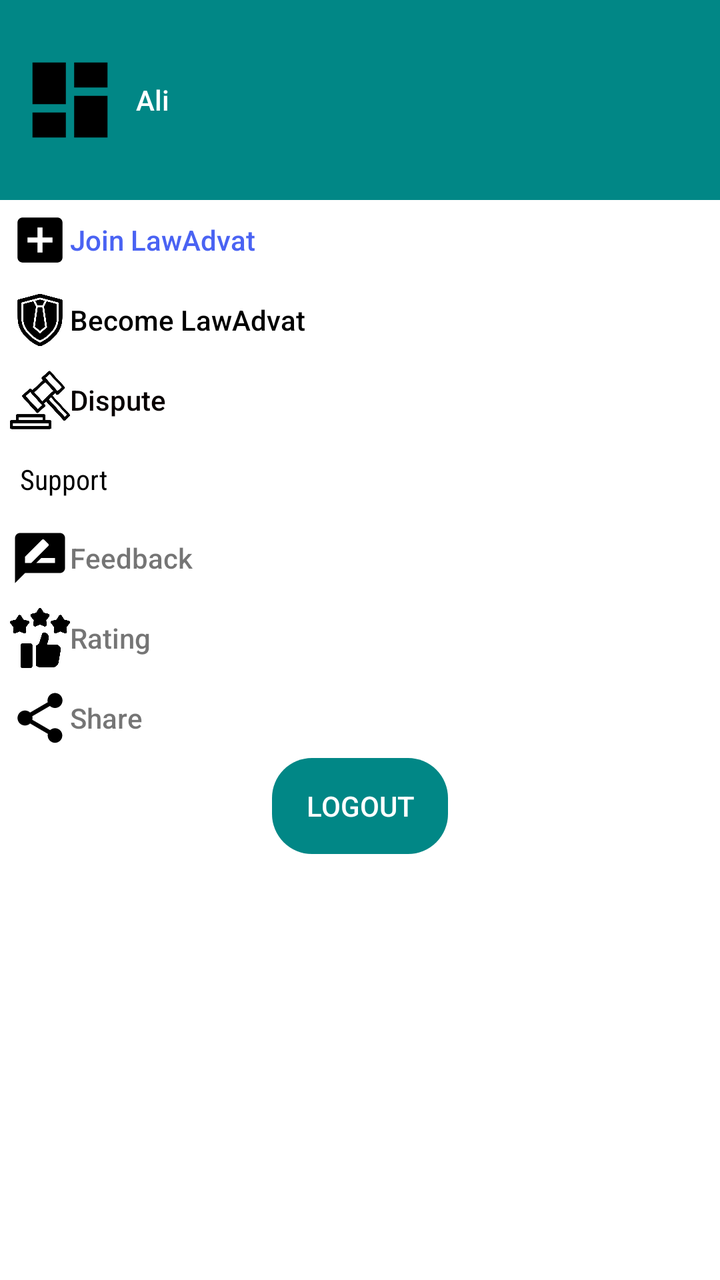
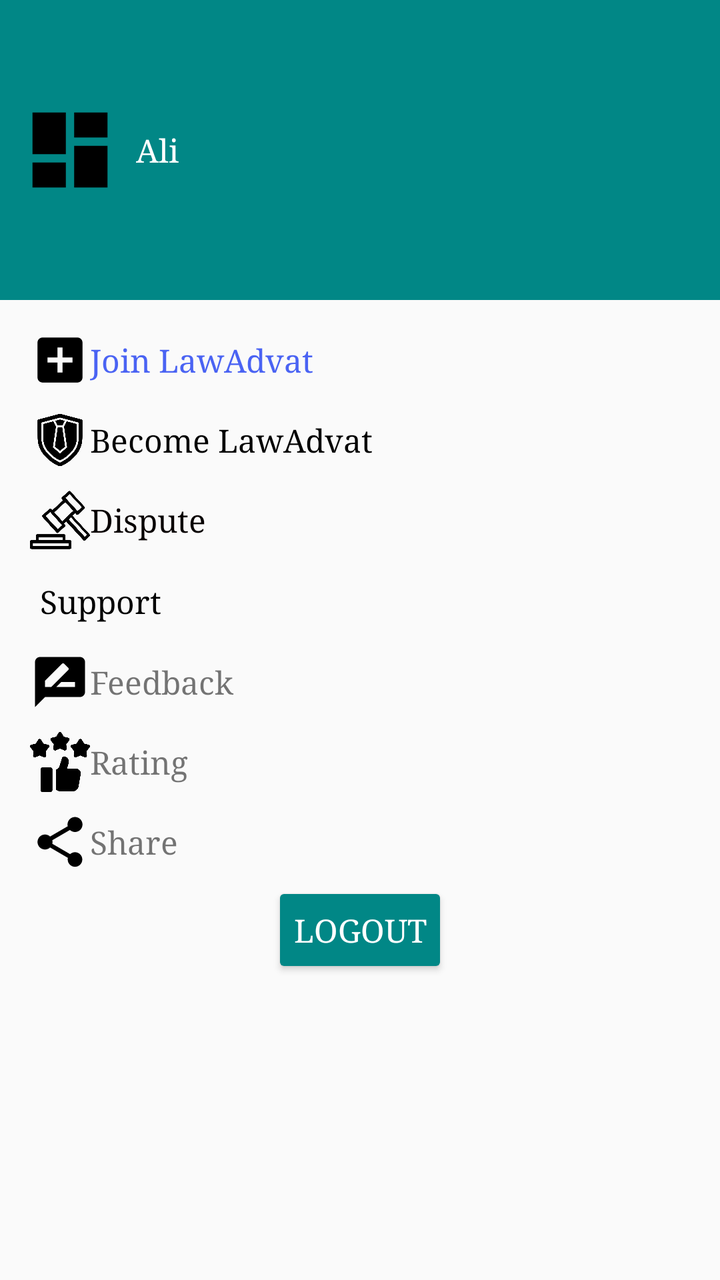

Compare the two renders of this Android layout. The source of the first and the diff that turns it into the second are given below.
<!-- AndroidManifest.xml: application theme Theme.LawAdvat -->
<!-- res/layout/fragment_setting.xml -->
<?xml version="1.0" encoding="utf-8"?>
<LinearLayout xmlns:android="http://schemas.android.com/apk/res/android"
    xmlns:app="http://schemas.android.com/apk/res-auto"
    xmlns:tools="http://schemas.android.com/tools"
    android:layout_width="match_parent"
    android:layout_height="match_parent"
    android:orientation="vertical"
    tools:context=".ui.setting.Setting">
    <LinearLayout
        android:layout_width="match_parent"
        android:layout_height="100dp"
        android:background="@color/teal_700">
        <LinearLayout
            android:layout_width="wrap_content"
            android:layout_height="wrap_content"
            android:layout_gravity="center"
            android:layout_marginLeft="10dp"
            android:orientation="horizontal"
            >

            <ImageView
                android:id="@+id/profile_setting"
                android:layout_width="50dp"
                android:layout_height="50dp"
                android:src="@drawable/ic_dashboard_black_24dp"
                app:layout_constraintBottom_toBottomOf="parent"
                app:layout_constraintStart_toStartOf="parent"
                app:layout_constraintTop_toTopOf="parent" />

            <TextView
                android:id="@+id/display_name_setting"
                android:layout_width="wrap_content"
                android:layout_height="wrap_content"
                android:layout_marginStart="8dp"
                android:text="Ali"
                android:layout_gravity="center"
                android:fontFamily="sans-serif-medium"
                android:textColor="@color/white"
                app:layout_constraintBottom_toBottomOf="parent"
                app:layout_constraintStart_toEndOf="@+id/profile_setting"
                app:layout_constraintTop_toTopOf="@+id/profile_setting" />
        </LinearLayout>
    </LinearLayout>
    <ScrollView
        android:layout_width="match_parent"
        android:layout_height="match_parent">
        <LinearLayout
            android:layout_width="match_parent"
            android:layout_height="wrap_content"
            android:orientation="vertical">
    <LinearLayout
        android:id="@+id/join"
        android:layout_width="match_parent"
        android:layout_height="wrap_content"
        android:padding="05dp"
        android:orientation="horizontal">

        <ImageView
            android:layout_width="30dp"
            android:layout_height="30dp"
            app:srcCompat="@drawable/baseline_add_box_24" />
        <TextView
            android:layout_width="wrap_content"
            android:layout_height="wrap_content"
            android:text="Join LawAdvat"
            android:textColor="#4A63F3"
            android:fontFamily="sans-serif-medium"
            android:layout_gravity="center"/>
    </LinearLayout>
    <LinearLayout
        android:id="@+id/become"
        android:padding="05dp"
        android:layout_width="match_parent"
        android:layout_height="wrap_content"
        android:orientation="horizontal">

        <ImageView
            android:layout_width="30dp"
            android:layout_height="30dp"
            app:srcCompat="@drawable/lawyer" />
        <TextView
            android:layout_width="wrap_content"
            android:layout_height="wrap_content"
            android:text="Become LawAdvat"
            android:textColor="@color/black"
            android:fontFamily="sans-serif-medium"
            android:layout_gravity="center"/>
    </LinearLayout>

    <LinearLayout
        android:id="@+id/complain"
        android:padding="05dp"
        android:layout_width="match_parent"
        android:layout_height="wrap_content"
        android:orientation="horizontal">

        <ImageView
            android:layout_width="30dp"
            android:layout_height="30dp"
            app:srcCompat="@drawable/dispute" />
        <TextView
            android:layout_width="wrap_content"
            android:layout_height="wrap_content"
            android:text="Dispute"
            android:textColor="#070000"
            android:fontFamily="sans-serif-medium"
            android:layout_gravity="center"/>
    </LinearLayout>
            <TextView
                android:layout_margin="10dp"
                android:layout_width="wrap_content"
                android:layout_height="wrap_content"
                android:text="Support"
                android:textColor="@color/black"
                android:fontFamily="sans-serif-condensed"/>
    <LinearLayout
        android:id="@+id/feedback"
        android:layout_width="match_parent"
        android:layout_height="wrap_content"
        android:padding="05dp"
        android:orientation="horizontal">

        <ImageView
            android:layout_width="30dp"
            android:layout_height="30dp"
            app:srcCompat="@drawable/baseline_rate_review_24" />
        <TextView
            android:layout_width="wrap_content"
            android:layout_height="wrap_content"
            android:text="Feedback"
            android:fontFamily="sans-serif-medium"
            android:layout_gravity="center"/>
    </LinearLayout>
    <LinearLayout
        android:id="@+id/rating"
        android:layout_width="match_parent"
        android:layout_height="wrap_content"
        android:padding="05dp"
        android:orientation="horizontal">

        <ImageView
            android:layout_width="30dp"
            android:layout_height="30dp"
            app:srcCompat="@drawable/rating" />
        <TextView
            android:layout_width="wrap_content"
            android:layout_height="wrap_content"
            android:text="Rating"
            android:fontFamily="sans-serif-medium"
            android:layout_gravity="center"/>
    </LinearLayout>
    <LinearLayout
        android:id="@+id/share"
        android:layout_width="match_parent"
        android:layout_height="wrap_content"
        android:padding="05dp"
        android:orientation="horizontal">

        <ImageView
            android:layout_width="30dp"
            android:layout_height="30dp"
            app:srcCompat="@drawable/baseline_share_24" />
        <TextView
            android:layout_width="wrap_content"
            android:layout_height="wrap_content"
            android:text="Share"
            android:fontFamily="sans-serif-medium"
            android:layout_gravity="center"/>
    </LinearLayout>
            <androidx.appcompat.widget.AppCompatButton
                android:layout_width="wrap_content"
                android:layout_height="wrap_content"
                android:backgroundTint="@color/teal_700"
                android:background="@drawable/buttonradius"
                android:id="@+id/logout"
                android:text="logout"
                android:textColor="@color/white"
                android:layout_gravity="center"/>
        </LinearLayout>
    </ScrollView>
</LinearLayout>
<!-- resources referenced by this layout -->
<resources>
  <color name="black">#FF000000</color>
  <color name="teal_700">#FF018786</color>
  <color name="white">#FFFFFFFF</color>
  <!-- drawable baseline_add_box_24 (drawable) -->
  <vector android:height="24dp" android:tint="#000000"
      android:viewportHeight="24" android:viewportWidth="24"
      android:width="24dp" xmlns:android="http://schemas.android.com/apk/res/android">
      <path android:fillColor="@android:color/white" android:pathData="M19,3L5,3c-1.11,0 -2,0.9 -2,2v14c0,1.1 0.89,2 2,2h14c1.1,0 2,-0.9 2,-2L21,5c0,-1.1 -0.9,-2 -2,-2zM17,13h-4v4h-2v-4L7,13v-2h4L11,7h2v4h4v2z"/>
  </vector>
  <!-- drawable baseline_rate_review_24 (drawable) -->
  <vector android:height="24dp" android:tint="#000000"
      android:viewportHeight="24" android:viewportWidth="24"
      android:width="24dp" xmlns:android="http://schemas.android.com/apk/res/android">
      <path android:fillColor="@android:color/white" android:pathData="M20,2L4,2c-1.1,0 -1.99,0.9 -1.99,2L2,22l4,-4h14c1.1,0 2,-0.9 2,-2L22,4c0,-1.1 -0.9,-2 -2,-2zM6,14v-2.47l6.88,-6.88c0.2,-0.2 0.51,-0.2 0.71,0l1.77,1.77c0.2,0.2 0.2,0.51 0,0.71L8.47,14L6,14zM18,14h-7.5l2,-2L18,12v2z"/>
  </vector>
  <!-- drawable baseline_share_24 (drawable) -->
  <vector android:height="24dp" android:tint="#000000"
      android:viewportHeight="24" android:viewportWidth="24"
      android:width="24dp" xmlns:android="http://schemas.android.com/apk/res/android">
      <path android:fillColor="@android:color/white" android:pathData="M18,16.08c-0.76,0 -1.44,0.3 -1.96,0.77L8.91,12.7c0.05,-0.23 0.09,-0.46 0.09,-0.7s-0.04,-0.47 -0.09,-0.7l7.05,-4.11c0.54,0.5 1.25,0.81 2.04,0.81 1.66,0 3,-1.34 3,-3s-1.34,-3 -3,-3 -3,1.34 -3,3c0,0.24 0.04,0.47 0.09,0.7L8.04,9.81C7.5,9.31 6.79,9 6,9c-1.66,0 -3,1.34 -3,3s1.34,3 3,3c0.79,0 1.5,-0.31 2.04,-0.81l7.12,4.16c-0.05,0.21 -0.08,0.43 -0.08,0.65 0,1.61 1.31,2.92 2.92,2.92 1.61,0 2.92,-1.31 2.92,-2.92s-1.31,-2.92 -2.92,-2.92z"/>
  </vector>
  <!-- drawable buttonradius (drawable) -->
  <?xml version="1.0" encoding="utf-8"?>
  <shape xmlns:android="http://schemas.android.com/apk/res/android">
  <corners
      android:radius="20dp"/>
  </shape>
  <!-- drawable dispute: png bitmap (drawable, 10620 bytes) -->
  <!-- drawable ic_dashboard_black_24dp (drawable) -->
  <vector xmlns:android="http://schemas.android.com/apk/res/android"
      android:width="24dp"
      android:height="24dp"
      android:viewportWidth="24.0"
      android:viewportHeight="24.0">
      <path
          android:fillColor="#FF000000"
          android:pathData="M3,13h8L11,3L3,3v10zM3,21h8v-6L3,15v6zM13,21h8L21,11h-8v10zM13,3v6h8L21,3h-8z" />
  </vector>
  <!-- drawable lawyer: png bitmap (drawable, 16439 bytes) -->
  <!-- drawable rating: png bitmap (drawable, 11939 bytes) -->
  <style name="Theme.LawAdvat" parent="Theme.MaterialComponents.DayNight.DarkActionBar">
          
          <item name="colorPrimary">@color/white</item>
          <item name="colorPrimaryVariant">#FFFFFF</item>
          <item name="colorOnPrimary">#009688</item>
          
          <item name="colorSecondary">@color/teal_200</item>
          <item name="colorSecondaryVariant">@color/teal_700</item>
          <item name="colorOnSecondary">#FFFFFF</item>
          
          <item name="android:statusBarColor">#FFFFFF</item>
          
          <item name="titleTextStyle">@color/black</item>
      </style>
  <color name="teal_200">#FF03DAC5</color>
</resources>

<!-- the commit's change to res/layout/fragment_setting.xml (unified diff, before → after) -->
@@ -8,7 +8,7 @@
     tools:context=".ui.setting.Setting">
     <LinearLayout
         android:layout_width="match_parent"
-        android:layout_height="100dp"
+        android:layout_height="150dp"
         android:background="@color/teal_700">
         <LinearLayout
             android:layout_width="wrap_content"
@@ -43,7 +43,8 @@
     </LinearLayout>
     <ScrollView
         android:layout_width="match_parent"
-        android:layout_height="match_parent">
+        android:layout_height="match_parent"
+        android:padding="10dp">
         <LinearLayout
             android:layout_width="match_parent"
             android:layout_height="wrap_content"
@@ -171,9 +172,9 @@
                 android:layout_width="wrap_content"
                 android:layout_height="wrap_content"
                 android:backgroundTint="@color/teal_700"
-                android:background="@drawable/buttonradius"
                 android:id="@+id/logout"
                 android:text="logout"
+                android:padding="1dp"
                 android:textColor="@color/white"
                 android:layout_gravity="center"/>
         </LinearLayout>
<!-- resource entries referenced after the edit -->
@@ -21,12 +21,6 @@
       android:width="24dp" xmlns:android="http://schemas.android.com/apk/res/android">
       <path android:fillColor="@android:color/white" android:pathData="M18,16.08c-0.76,0 -1.44,0.3 -1.96,0.77L8.91,12.7c0.05,-0.23 0.09,-0.46 0.09,-0.7s-0.04,-0.47 -0.09,-0.7l7.05,-4.11c0.54,0.5 1.25,0.81 2.04,0.81 1.66,0 3,-1.34 3,-3s-1.34,-3 -3,-3 -3,1.34 -3,3c0,0.24 0.04,0.47 0.09,0.7L8.04,9.81C7.5,9.31 6.79,9 6,9c-1.66,0 -3,1.34 -3,3s1.34,3 3,3c0.79,0 1.5,-0.31 2.04,-0.81l7.12,4.16c-0.05,0.21 -0.08,0.43 -0.08,0.65 0,1.61 1.31,2.92 2.92,2.92 1.61,0 2.92,-1.31 2.92,-2.92s-1.31,-2.92 -2.92,-2.92z"/>
   </vector>
-  <!-- drawable buttonradius (drawable) -->
-  <?xml version="1.0" encoding="utf-8"?>
-  <shape xmlns:android="http://schemas.android.com/apk/res/android">
-  <corners
-      android:radius="20dp"/>
-  </shape>
   <!-- drawable dispute: png bitmap (drawable, 10620 bytes) -->
   <!-- drawable ic_dashboard_black_24dp (drawable) -->
   <vector xmlns:android="http://schemas.android.com/apk/res/android"
@@ -40,7 +34,7 @@
   </vector>
   <!-- drawable lawyer: png bitmap (drawable, 16439 bytes) -->
   <!-- drawable rating: png bitmap (drawable, 11939 bytes) -->
-  <style name="Theme.LawAdvat" parent="Theme.MaterialComponents.DayNight.DarkActionBar">
+  <style name="Theme.LawAdvat" parent="Theme.MaterialComponents.DayNight.DarkActionBar.Bridge">
           
           <item name="colorPrimary">@color/white</item>
           <item name="colorPrimaryVariant">#FFFFFF</item>
@@ -52,7 +46,9 @@
           
           <item name="android:statusBarColor">#FFFFFF</item>
           
-          <item name="titleTextStyle">@color/black</item>
+          <item name="titleTextColor">@color/black</item>
+          <item name="fontFamily">serif</item>
+          <item name="android:textSize">16sp</item>
       </style>
   <color name="teal_200">#FF03DAC5</color>
 </resources>
